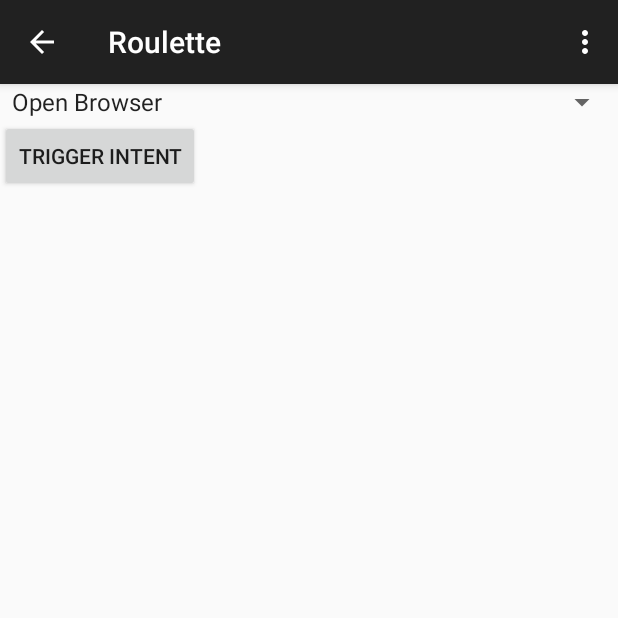
After one commit to emilhdiaz/myandroidapplication, an Android app: the RouletteActivity screen opened directly, with no data from a screen before it, on a phone screen of 412 x 824 dp, the top half of it. The commit adds this screen. Run offline under Robolectric (Android 15) with nearby library versions, the phone set to English and light mode, and no system bars.

Commit message:
Adding an activity to demonstrate use of implicit intents

```diff
--- a/app/src/main/java/com/emildiaz/myandroidapplication/MainActivity.java
+++ b/app/src/main/java/com/emildiaz/myandroidapplication/MainActivity.java
@@ -6,7 +6,6 @@ import android.os.Bundle;
 import android.view.Menu;
 import android.view.MenuItem;
 import android.view.View;
-
 
 public class MainActivity extends ActionBarActivity {
 
@@ -38,4 +37,9 @@ public class MainActivity extends ActionBarActivity {
         Intent intent = new Intent(this, ContactActivity.class);
         startActivity(intent);
     }
+
+    public void launchIntentsExample(View view) {
+        Intent intent = new Intent(this, RouletteActivity.class);
+        startActivity(intent);
+    }
 }
--- /dev/null
+++ b/app/src/main/java/com/emildiaz/myandroidapplication/RouletteActivity.java
@@ -0,0 +1,82 @@
+package com.emildiaz.myandroidapplication;
+
+import android.app.Activity;
+import android.content.Intent;
+import android.net.Uri;
+import android.support.v7.app.ActionBarActivity;
+import android.os.Bundle;
+import android.view.Menu;
+import android.view.MenuItem;
+import android.view.View;
+import android.widget.ArrayAdapter;
+import android.widget.Spinner;
+import android.widget.Toast;
+
+public class RouletteActivity extends ActionBarActivity {
+
+    private Spinner spinner;
+
+    @Override
+    protected void onCreate(Bundle savedInstanceState) {
+        super.onCreate(savedInstanceState);
+        setContentView(R.layout.activity_roulette);
+        spinner = (Spinner) findViewById(R.id.spinner);
+
+        ArrayAdapter adapter = ArrayAdapter.createFromResource(this, R.array.intents, android.R.layout.simple_spinner_item);
+        adapter.setDropDownViewResource(android.R.layout.simple_spinner_dropdown_item);
+        spinner.setAdapter(adapter);
+    }
+
+    @Override
+    public boolean onCreateOptionsMenu(Menu menu) {
+        getMenuInflater().inflate(R.menu.menu_roulette, menu);
+        return true;
+    }
+
+    @Override
+    public boolean onOptionsItemSelected(MenuItem item) {
+        int id = item.getItemId();
+
+        if (id == R.id.action_settings) {
+            return true;
+        }
+
+        return super.onOptionsItemSelected(item);
+    }
+
+    public void onClick(View view) {
+        int position = spinner.getSelectedItemPosition();
+        Intent intent = null;
+
+        switch (position) {
+            case 0:
+                intent = new Intent(Intent.ACTION_VIEW, Uri.parse("http://www.google.com"));
+                break;
+            case 1:
+                intent = new Intent(Intent.ACTION_DIAL);
+                break;
+            case 2:
+                intent = new Intent(Intent.ACTION_VIEW, Uri.parse("geo:40.747686,-73.9857852?z=19"));
+                break;
+            case 3:
+                intent = new Intent(Intent.ACTION_VIEW, Uri.parse("geo:0,0?q=Bryant+Park+NYC"));
+                break;
+            case 4:
+                intent = new Intent("android.media.action.IMAGE_CAPTURE");
+                break;
+            case 5:
+                intent = new Intent(Intent.ACTION_VIEW, Uri.parse("content://contacts/people/"));
+                break;
+        }
+
+        startActivity(intent);
+    }
+
+    @Override
+    public void onActivityResult(int requestCode, int resultCode, Intent data) {
+        if (resultCode == Activity.RESULT_OK && requestCode == 0) {
+            String result = data.toURI();
+            Toast.makeText(this, result, Toast.LENGTH_LONG);
+        }
+    }
+}
--- /dev/null
+++ b/app/src/main/res/layout/activity_roulette.xml
@@ -0,0 +1,21 @@
+<GridLayout xmlns:android="http://schemas.android.com/apk/res/android"
+                xmlns:tools="http://schemas.android.com/tools"
+                android:layout_width="match_parent"
+                android:layout_height="match_parent"
+                android:alignmentMode="alignBounds"
+                android:columnCount="1"
+                tools:context="com.emildiaz.myandroidapplication.RouletteActivity">
+
+    <Spinner
+        android:id="@+id/spinner"
+        android:layout_gravity="fill_horizontal"
+        android:drawSelectorOnTop="true">
+    </Spinner>
+
+    <Button
+        android:id="@+id/trigger"
+        android:onClick="onClick"
+        android:text="Trigger Intent">
+    </Button>
+
+</GridLayout>
--- /dev/null
+++ b/app/src/main/res/menu/menu_roulette.xml
@@ -0,0 +1,9 @@
+<menu xmlns:android="http://schemas.android.com/apk/res/android"
+      xmlns:app="http://schemas.android.com/apk/res-auto"
+      xmlns:tools="http://schemas.android.com/tools"
+      tools:context="com.emildiaz.myandroidapplication.RouletteActivity">
+    <item android:id="@+id/action_settings"
+          android:title="@string/action_settings"
+          android:orderInCategory="100"
+          app:showAsAction="never"/>
+</menu>
--- /dev/null
+++ b/app/src/main/res/values/intents.xml
@@ -0,0 +1,11 @@
+<?xml version="1.0" encoding="utf-8"?>
+<resources>
+    <string-array name="intents">
+        <item>Open Browser</item>
+        <item>Dial Someone</item>
+        <item>Show Map</item>
+        <item>Search on Map</item>
+        <item>Take Picture</item>
+        <item>Show Contacts</item>
+    </string-array>
+</resources>
--- a/app/src/main/res/values/strings.xml
+++ b/app/src/main/res/values/strings.xml
@@ -6,5 +6,6 @@
     <string name="action_settings">Settings</string>
     <string name="title_activity_content_provider">ContentProviderActivity</string>
     <string name="title_activity_comment">CommentActivity</string>
+    <string name="title_activity_roulette">Roulette</string>
 
 </resources>
```
Also changed, not shown: app/src/main/AndroidManifest.xml (+19 -5 lines), app/src/main/res/layout/activity_main.xml (+8 -1 lines).
